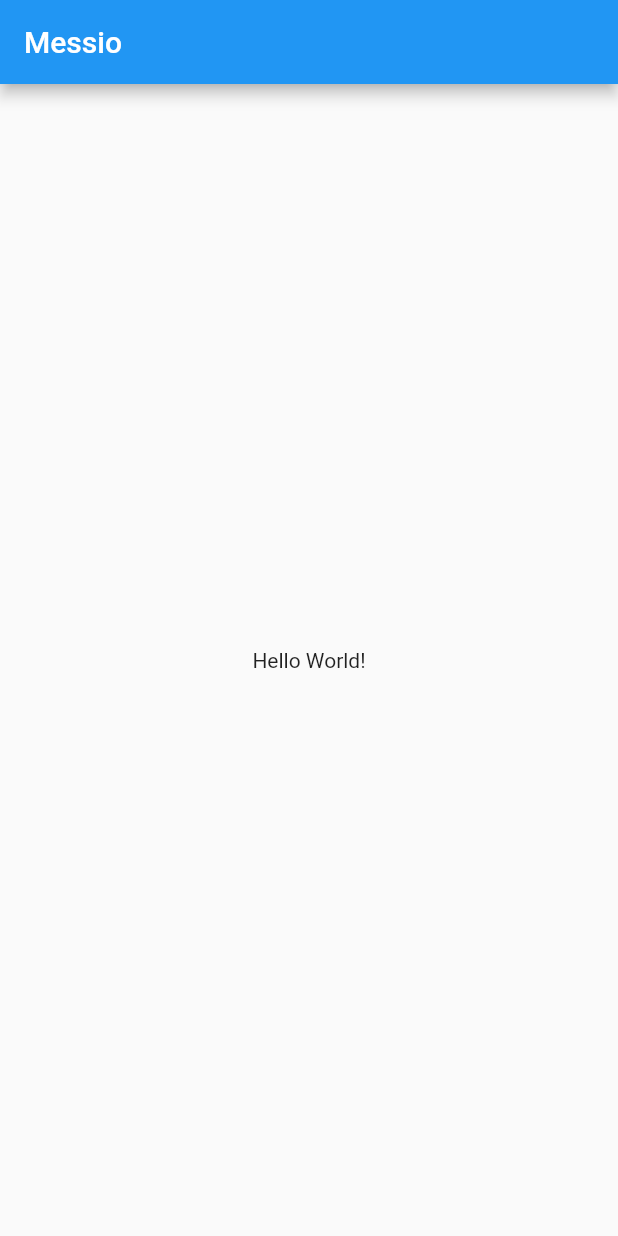
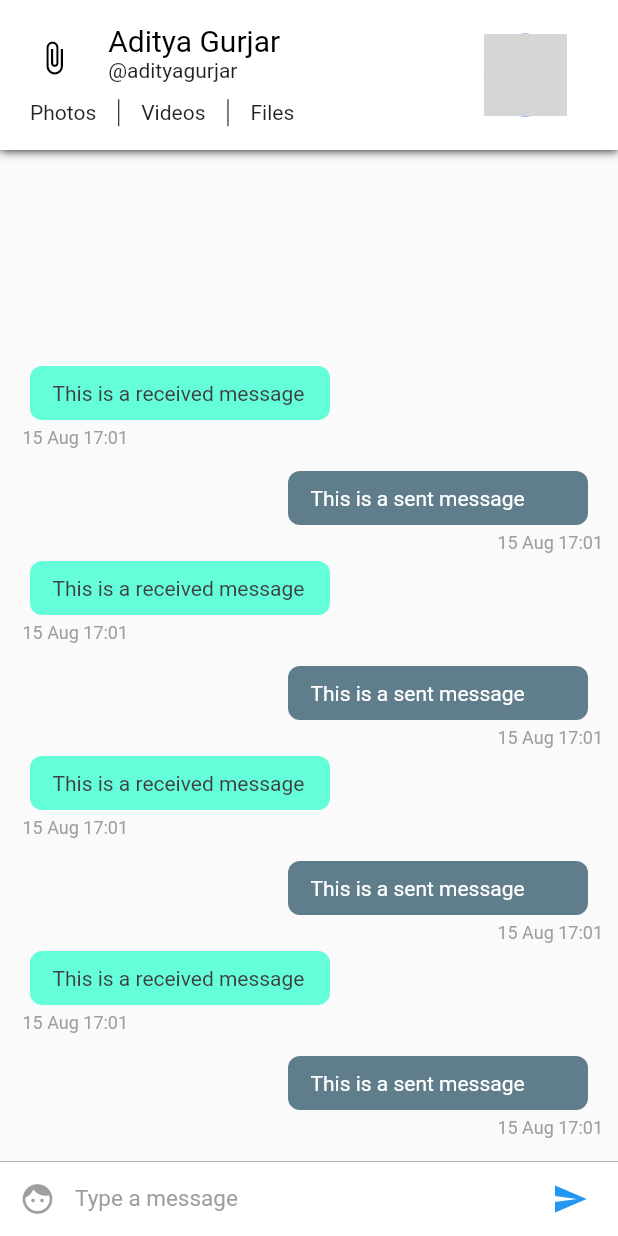
Before and after one commit to ScottFarestrand/random_reminder_2020, a Flutter app: the screen it shows after launch, on a phone screen of 412 x 824 dp. Run offline on Flutter 3.47's test engine with Material 2 defaults, Android fonts, the phone set to English and light mode, and no system bars; grey boxes are pictures that could not be loaded.

Commit message:
Completed Conversation Screen UI

```diff
--- /dev/null
+++ b/lib/config/Assets.dart
@@ -0,0 +1,3 @@
+class Assets {
+  static String user = 'assets/user.png';
+}
--- /dev/null
+++ b/lib/config/Palette.dart
@@ -0,0 +1,15 @@
+import 'package:flutter/material.dart';
+
+// Color palette for the app
+class Palette {
+  static Color primaryColor = Colors.blue;
+  static Color secondaryColor = Colors.black;
+  static Color primaryTextColor = Colors.black;
+  static Color secondaryTextColor = Colors.black87;
+  static Color primaryBackgroundColor = Colors.white;
+  static Color selfMessageBackgroundColor = Colors.blueGrey;
+  static Color otherMessageBackgroundColor = Colors.tealAccent;
+  static Color selfMessageColor = Colors.white;
+  static Color otherMessageColor = Color(0xff3f3f3f);
+  static Color greyColor = Colors.grey;
+}
--- a/lib/main.dart
+++ b/lib/main.dart
@@ -1,8 +1,9 @@
 import 'package:flutter/material.dart';
+import 'pages/ConversationPageList.dart';
 
-void main() => runApp(MyApp());
+void main() => runApp(Messio());
 
-class MyApp extends StatelessWidget {
+class Messio extends StatelessWidget {
   // This widget is the root of your application.
   @override
   Widget build(BuildContext context) {
@@ -11,7 +12,7 @@ class MyApp extends StatelessWidget {
       theme: ThemeData(
         primarySwatch: Colors.blue,
       ),
-      home: MyHomePage(title: 'Messio'),
+      home: ConversationPageList(),
     );
   }
 }
--- /dev/null
+++ b/lib/pages/ConversationPage.dart
@@ -0,0 +1,26 @@
+import 'package:flutter/material.dart';
+import 'package:messio/widgets/ChatAppBar.dart';
+import 'package:messio/widgets/ChatListWidget.dart';
+import 'package:messio/widgets/InputWidget.dart';
+
+class ConversationPage extends StatefulWidget {
+  @override
+  _ConversationPageState createState() => _ConversationPageState();
+}
+
+class _ConversationPageState extends State<ConversationPage> {
+  @override
+  Widget build(BuildContext context) {
+    return SafeArea(
+        child: Scaffold(
+            appBar: ChatAppBar(), // Custom app bar for chat screen
+            body: Stack(children: <Widget>[
+              Column(
+                children: <Widget>[
+                  ChatListWidget(), //Chat list
+                  InputWidget() // The input widget
+                ],
+              ),
+            ])));
+  }
+}
--- /dev/null
+++ b/lib/pages/ConversationPageList.dart
@@ -0,0 +1,20 @@
+import 'package:flutter/material.dart';
+import 'ConversationPage.dart';
+
+class ConversationPageList extends StatefulWidget {
+  @override
+  _ConversationPageListState createState() => _ConversationPageListState();
+}
+
+class _ConversationPageListState extends State<ConversationPageList> {
+  @override
+  Widget build(BuildContext context) {
+    return PageView(
+      children: <Widget>[
+        ConversationPage(),
+        ConversationPage(),
+        ConversationPage()
+      ],
+    );
+  }
+}
--- /dev/null
+++ b/lib/widgets/ChatAppBar.dart
@@ -0,0 +1,111 @@
+import 'package:flutter/material.dart';
+import 'package:messio/config/Assets.dart';
+import 'package:messio/config/Palette.dart';
+
+class ChatAppBar extends StatelessWidget implements PreferredSizeWidget {
+  final double height = 100;
+  @override
+  Widget build(BuildContext context) {
+    var textHeading = TextStyle(
+        color: Palette.primaryTextColor,
+        fontSize: 20); // Text style for the name
+    var textStyle = TextStyle(
+        color: Palette.secondaryTextColor); // Text style for everything else
+
+    double width =
+        MediaQuery.of(context).size.width; // calculate the screen width
+    return Material(
+        child: Container(
+            decoration: new BoxDecoration(boxShadow: [
+              //adds a shadow to the appbar
+              new BoxShadow(
+                color: Colors.black,
+                blurRadius: 5.0,
+              )
+            ]),
+            child: Container(
+                color: Palette.primaryBackgroundColor,
+                child: Row(children: <Widget>[
+                  Expanded(
+                      //we're dividing the appbar into 7 : 3 ratio. 7 is for content and 3 is for the display picture.
+                      flex: 7,
+                      child: Center(
+                          child: Column(
+                        mainAxisSize: MainAxisSize.min,
+                        children: <Widget>[
+                          Container(
+                              height: 70 - (width * .06),
+                              child: Row(
+                                crossAxisAlignment: CrossAxisAlignment.start,
+                                children: <Widget>[
+                                  Expanded(
+                                      flex: 2,
+                                      child: Center(
+                                          child: Icon(
+                                        Icons.attach_file,
+                                        color: Palette.secondaryColor,
+                                      ))),
+                                  Expanded(
+                                      flex: 6,
+                                      child: Container(
+                                          child: Column(
+                                        crossAxisAlignment:
+                                            CrossAxisAlignment.start,
+                                        mainAxisAlignment:
+                                            MainAxisAlignment.center,
+                                        mainAxisSize: MainAxisSize.min,
+                                        children: <Widget>[
+                                          Text('Aditya Gurjar',
+                                              style: textHeading),
+                                          Text('@adityagurjar',
+                                              style: textStyle)
+                                        ],
+                                      ))),
+                                ],
+                              )),
+                          //second row containing the buttons for media
+                          Container(
+                              height: 23,
+                              padding: EdgeInsets.fromLTRB(20, 5, 5, 0),
+                              child: Row(
+                                mainAxisAlignment: MainAxisAlignment.start,
+                                crossAxisAlignment: CrossAxisAlignment.center,
+                                children: <Widget>[
+                                  Text(
+                                    'Photos',
+                                    style: textStyle,
+                                  ),
+                                  VerticalDivider(
+                                    width: 30,
+                                    color: Palette.primaryTextColor,
+                                  ),
+                                  Text(
+                                    'Videos',
+                                    style: textStyle,
+                                  ),
+                                  VerticalDivider(
+                                    width: 30,
+                                    color: Palette.primaryTextColor,
+                                  ),
+                                  Text('Files', style: textStyle)
+                                ],
+                              )),
+                        ],
+                      ))),
+                  //This is the display picture
+                  Expanded(
+                      flex: 3,
+                      child: Container(
+                          child: Center(
+                              child: CircleAvatar(
+                        radius: (80 - (width * .06)) / 2,
+                        backgroundImage: Image.asset(
+                          Assets.user,
+                        ).image,
+                      )))),
+                ]))));
+  }
+
+  @override
+  Size get preferredSize => Size.fromHeight(height);
+}
--- /dev/null
+++ b/lib/widgets/ChatItemWidget.dart
@@ -0,0 +1,88 @@
+import 'package:flutter/material.dart';
+import 'package:messio/config/Palette.dart';
+import 'package:intl/intl.dart';
+
+class ChatItemWidget extends StatelessWidget {
+  var index;
+
+  ChatItemWidget(this.index);
+
+  @override
+  Widget build(BuildContext context) {
+    // TODO: implement build
+    if (index % 2 == 0) {
+      //This is the sent message. We'll later use data from firebase instead of index to determine the message is sent or received.
+      return Container(
+          child: Column(children: <Widget>[
+        Row(
+          children: <Widget>[
+            Container(
+              child: Text(
+                'This is a sent message',
+                style: TextStyle(color: Palette.selfMessageColor),
+              ),
+              padding: EdgeInsets.fromLTRB(15.0, 10.0, 15.0, 10.0),
+              width: 200.0,
+              decoration: BoxDecoration(
+                  color: Palette.selfMessageBackgroundColor,
+                  borderRadius: BorderRadius.circular(8.0)),
+              margin: EdgeInsets.only(right: 10.0),
+            )
+          ],
+          mainAxisAlignment:
+              MainAxisAlignment.end, // aligns the chatitem to right end
+        ),
+        Row(mainAxisAlignment: MainAxisAlignment.end, children: <Widget>[
+          Container(
+            child: Text(
+              DateFormat('dd MMM kk:mm')
+                  .format(DateTime.fromMillisecondsSinceEpoch(1565888474278)),
+              style: TextStyle(
+                  color: Palette.greyColor,
+                  fontSize: 12.0,
+                  fontStyle: FontStyle.normal),
+            ),
+            margin: EdgeInsets.only(left: 5.0, top: 5.0, bottom: 5.0),
+          )
+        ])
+      ]));
+    } else {
+      // This is a received message
+      return Container(
+        child: Column(
+          children: <Widget>[
+            Row(
+              children: <Widget>[
+                Container(
+                  child: Text(
+                    'This is a received message',
+                    style: TextStyle(color: Palette.otherMessageColor),
+                  ),
+                  padding: EdgeInsets.fromLTRB(15.0, 10.0, 15.0, 10.0),
+                  width: 200.0,
+                  decoration: BoxDecoration(
+                      color: Palette.otherMessageBackgroundColor,
+                      borderRadius: BorderRadius.circular(8.0)),
+                  margin: EdgeInsets.only(left: 10.0),
+                )
+              ],
+            ),
+            Container(
+              child: Text(
+                DateFormat('dd MMM kk:mm')
+                    .format(DateTime.fromMillisecondsSinceEpoch(1565888474278)),
+                style: TextStyle(
+                    color: Palette.greyColor,
+                    fontSize: 12.0,
+                    fontStyle: FontStyle.normal),
+              ),
+              margin: EdgeInsets.only(left: 5.0, top: 5.0, bottom: 5.0),
+            )
+          ],
+          crossAxisAlignment: CrossAxisAlignment.start,
+        ),
+        margin: EdgeInsets.only(bottom: 10.0),
+      );
+    }
+  }
+}
--- /dev/null
+++ b/lib/widgets/ChatListWidget.dart
@@ -0,0 +1,19 @@
+import 'package:flutter/material.dart';
+
+import 'ChatItemWidget.dart';
+
+class ChatListWidget extends StatelessWidget {
+  final ScrollController listScrollController = new ScrollController();
+  @override
+  Widget build(BuildContext context) {
+    // TODO: implement build
+    return Flexible(
+        child: ListView.builder(
+      padding: EdgeInsets.all(10.0),
+      itemBuilder: (context, index) => ChatItemWidget(index),
+      itemCount: 8,
+      reverse: true,
+      controller: listScrollController,
+    ));
+  }
+}
--- /dev/null
+++ b/lib/widgets/InputWidget.dart
@@ -0,0 +1,61 @@
+import 'package:flutter/material.dart';
+import 'package:messio/config/Palette.dart';
+
+class InputWidget extends StatelessWidget {
+  final TextEditingController textEditingController =
+      new TextEditingController();
+
+  @override
+  Widget build(BuildContext context) {
+    return Container(
+      child: Row(
+        children: <Widget>[
+          Material(
+            child: new Container(
+              margin: new EdgeInsets.symmetric(horizontal: 1.0),
+              child: new IconButton(
+                icon: new Icon(Icons.face),
+                color: Palette.primaryColor,
+              ),
+            ),
+            color: Colors.white,
+          ),
+
+          // Text input
+          Flexible(
+            child: Container(
+              child: TextField(
+                style:
+                    TextStyle(color: Palette.primaryTextColor, fontSize: 15.0),
+                controller: textEditingController,
+                decoration: InputDecoration.collapsed(
+                  hintText: 'Type a message',
+                  hintStyle: TextStyle(color: Palette.greyColor),
+                ),
+              ),
+            ),
+          ),
+
+          // Send Message Button
+          Material(
+            child: new Container(
+              margin: new EdgeInsets.symmetric(horizontal: 8.0),
+              child: new IconButton(
+                icon: new Icon(Icons.send),
+                onPressed: () => {},
+                color: Palette.primaryColor,
+              ),
+            ),
+            color: Colors.white,
+          ),
+        ],
+      ),
+      width: double.infinity,
+      height: 50.0,
+      decoration: new BoxDecoration(
+          border: new Border(
+              top: new BorderSide(color: Palette.greyColor, width: 0.5)),
+          color: Colors.white),
+    );
+  }
+}
--- a/pubspec.yaml
+++ b/pubspec.yaml
@@ -19,6 +19,7 @@ environment:
 dependencies:
   flutter:
     sdk: flutter
+  intl: ^0.15.8
 
   # The following adds the Cupertino Icons font to your application.
   # Use with the CupertinoIcons class for iOS style icons.
@@ -34,7 +35,8 @@ dev_dependencies:
 
 # The following section is specific to Flutter.
 flutter:
-
+  assets:
+    - assets/
   # The following line ensures that the Material Icons font is
   # included with your application, so that you can use the icons in
   # the material Icons class.
```
Also changed, not shown: pubspec.lock (added), 1 other file.
